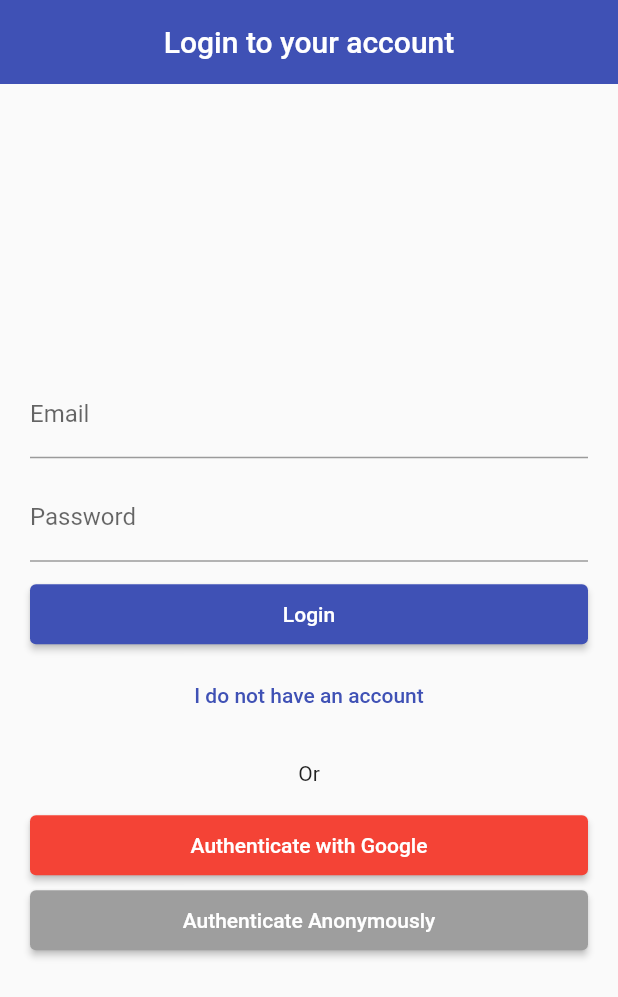
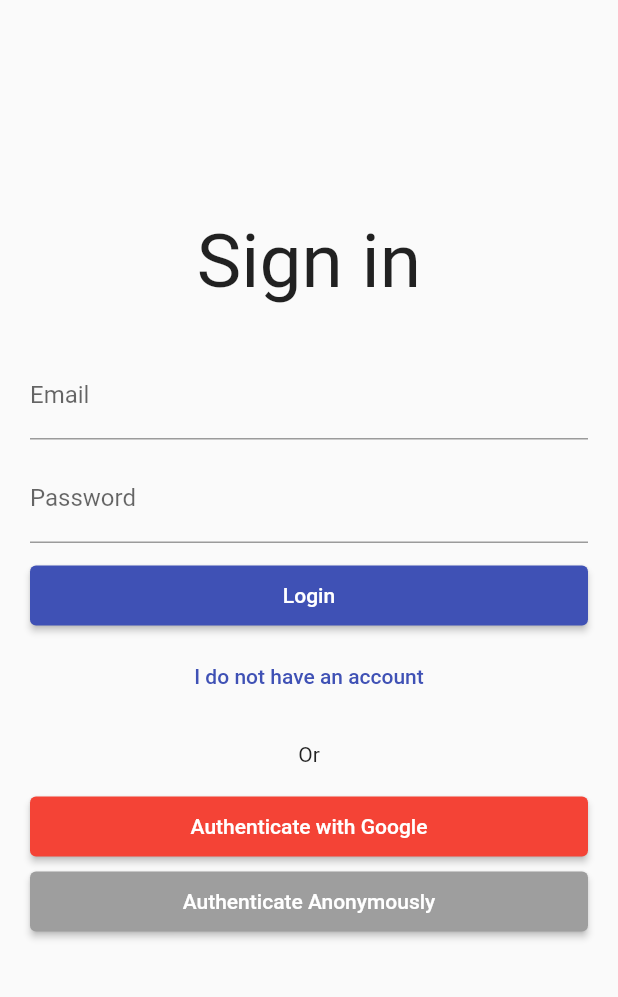
Before and after one commit to BlackIQ/TimeTracker-Flutter, a Flutter app: the screen it shows after launch, on a phone screen of 412 x 824 dp. Shown: the top 997 px of the screen. Run offline on Flutter 3.47's test engine with Material 2 defaults, Android fonts, the phone set to English and light mode, and no system bars; our stand-ins replace firebase_auth, firebase_core; accounts and stored records are empty.

Commit message:
Added Anon, email login, email register

```diff
--- a/lib/app/screens/auth/auth.dart
+++ b/lib/app/screens/auth/auth.dart
@@ -1,4 +1,6 @@
 import 'package:flutter/material.dart';
+import 'package:flutter_time_tracker/app/screens/home/home.dart';
+import 'package:flutter_time_tracker/app/services/flutterfire.dart';
 import 'package:flutter_time_tracker/app/widgets/w-button.dart';
 import 'package:flutter_time_tracker/app/widgets/w-field.dart';
 
@@ -18,17 +20,27 @@ class _AuthScreenState extends State<AuthScreen> {
   @override
   Widget build(BuildContext context) {
     return Scaffold(
-      appBar: AppBar(
-        centerTitle: true,
-        elevation: 0,
-        title: const Text('Login to your account'),
-      ),
-      body: Padding(
+      // appBar: AppBar(
+      //   centerTitle: true,
+      //   elevation: 0,
+      //   title: const Text('Login to your account'),
+      // ),
+      body: SingleChildScrollView(
         padding: const EdgeInsets.all(20),
         child: Column(
           mainAxisAlignment: MainAxisAlignment.center,
           crossAxisAlignment: CrossAxisAlignment.stretch,
           children: <Widget>[
+            const SizedBox(height: 125),
+            const Center(
+              child: Text(
+                'Sign in',
+                style: TextStyle(
+                  fontSize: 50,
+                ),
+              ),
+            ),
+            const SizedBox(height: 30),
             FullField(
               controller: _email,
               label: 'Email',
@@ -47,12 +59,19 @@ class _AuthScreenState extends State<AuthScreen> {
                 ? FullButton(
                     text: 'Login',
                     color: Colors.indigo,
-                    onClick: () {},
+                    onClick: () async {
+                      try {
+                        await loginAuth(_email.text, _password.text, context);
+                        Navigator.pop(context);
+                      } catch (error) {}
+                    },
                   )
                 : FullButton(
                     text: 'Create',
                     color: Colors.indigo,
-                    onClick: () {},
+                    onClick: () async {
+                      await registerAuth(_email.text, _password.text, context);
+                    },
                   ),
             const SizedBox(height: 10),
             login
@@ -94,7 +113,9 @@ class _AuthScreenState extends State<AuthScreen> {
             FullButton(
               text: 'Authenticate Anonymously',
               color: Colors.grey,
-              onClick: () {},
+              onClick: () async {
+                await anonAuth(context);
+              },
             ),
           ],
         ),
```
